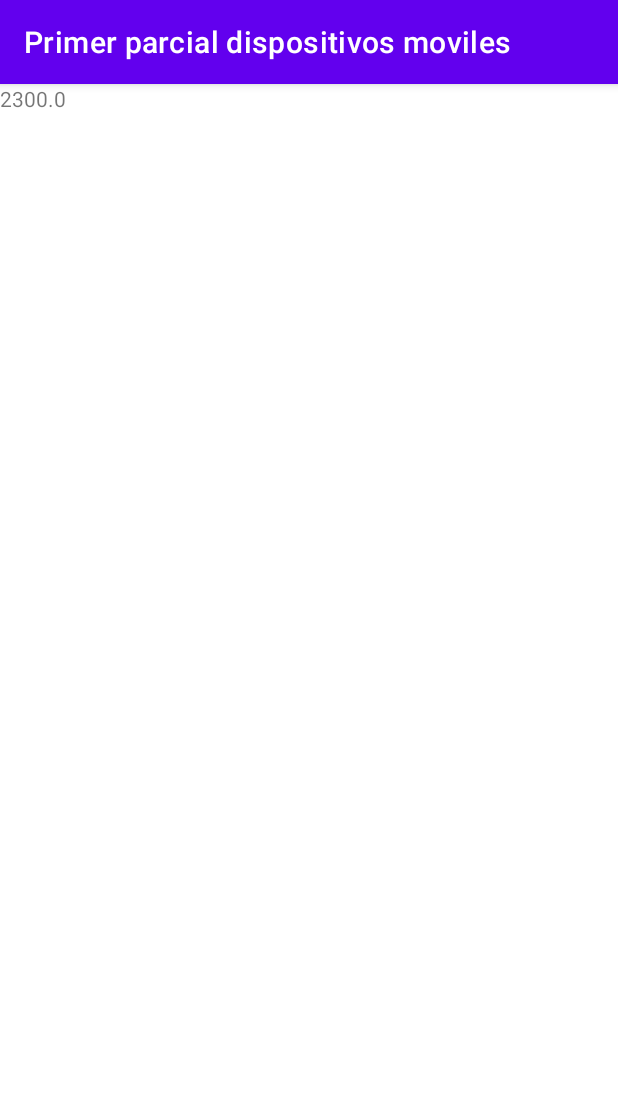
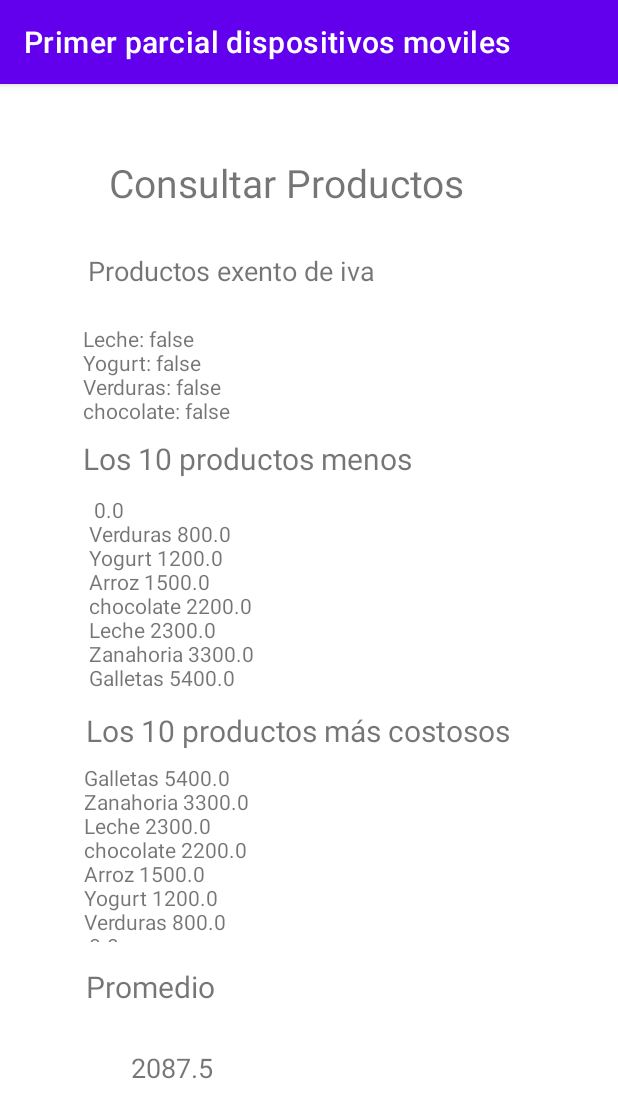
Before and after one commit to JhonCodeU/Primer-parcial-Dispositivos-moviles, an Android app: the ShowProduct screen opened directly, with no data from a screen before it, on a phone screen of 412 x 824 dp. Shown: the top 1118 px of the screen. Run offline under Robolectric (Android 15) with nearby library versions, the phone set to English and light mode, and no system bars; libraries missing offline, so code that uses them is left out: com.ib.custom.

```diff
--- a/app/src/main/java/com/example/primerparcialdispositivosmoviles/AddProduct.java
+++ b/app/src/main/java/com/example/primerparcialdispositivosmoviles/AddProduct.java
@@ -39,15 +39,19 @@ public class AddProduct extends AppCompatActivity implements View.OnClickListene
 
         Product product1 = new Product(1, "Arroz", 1500, true, "Roa", "Grano");
         Product product2 = new Product(2, "Leche", 2300, false, "lateos", "lateos");
-        Product product3 = new Product(3, "Yogurt", 1000, true, "lateos", "lateos");
-        Product product4 = new Product(5, "Galletas", 5000, true, "harina", "harina");
-        Product product5 = new Product(6, "Zanahoria", 4000, true, "verduras", "verduras");
+        Product product3 = new Product(3, "Yogurt", 1200, false, "lateos", "lateos");
+        Product product4 = new Product(4, "Galletas", 5400, true, "harina", "harina");
+        Product product5 = new Product(5, "Zanahoria", 3300, true, "verduras", "verduras");
+        Product product6 = new Product(6, "Verduras", 800, false, "lateos", "lateos");
+        Product product7 = new Product(7, "chocolate", 2200, false, "dulces", "dulces");
 
         modelo.addProduct(product1);
         modelo.addProduct(product2);
         modelo.addProduct(product3);
         modelo.addProduct(product4);
         modelo.addProduct(product5);
+        modelo.addProduct(product6);
+        modelo.addProduct(product7);
 
         int number = modelo.getListProducts().size();
         Log.v("Cantidad", number+"");
--- a/app/src/main/java/com/example/primerparcialdispositivosmoviles/Product.java
+++ b/app/src/main/java/com/example/primerparcialdispositivosmoviles/Product.java
@@ -2,7 +2,7 @@ package com.example.primerparcialdispositivosmoviles;
 
 import java.util.Iterator;
 
-public class Product {
+public class Product implements Comparable<Product>{
 
     private int codigo;
     private String nombre;
@@ -68,4 +68,14 @@ public class Product {
         this.categoria = categoria;
     }
 
+    @Override
+    public int compareTo(Product o) {
+        if (o.getValor()> valor){
+            return -1;
+        }else if(o.getValor() > valor){
+            return 0;
+        }else {
+            return 1;
+        }
+    }
 }
--- a/app/src/main/java/com/example/primerparcialdispositivosmoviles/ShowProduct.java
+++ b/app/src/main/java/com/example/primerparcialdispositivosmoviles/ShowProduct.java
@@ -9,37 +9,91 @@ import android.widget.TextView;
 import com.ib.custom.toast.CustomToastView;
 
 import java.util.ArrayList;
+import java.util.Collections;
 import java.util.Iterator;
 
 public class ShowProduct extends AppCompatActivity {
 
-    Modelo listModelo = Modelo.getInstance();
+    Modelo modelo = Modelo.getInstance();
     private TextView tvPromedio;
+    private TextView tvMasCostoso;
+    private TextView tvMenosCostoso;
+    private TextView tvSinIva;
 
     @Override
     protected void onCreate(Bundle savedInstanceState) {
         super.onCreate(savedInstanceState);
         setContentView(R.layout.activity_show_product);
 
-        int number = listModelo.getListProducts().size();
+        int number = modelo.getListProducts().size();
         Log.v("Cantidad", number+"");
 
-        calcular();
+        calcularPromedioYsinIva();
+        valoresMinimos();
+        valoresMaximos();
     }
 
-    public void calcular(){
+    public void calcularPromedioYsinIva(){
 
         double max, min;
         double promedio = 0, suma = 0;
+        String cuerpo = "";
 
-        for (int i = 0; i < listModelo.getListProducts().size(); i++){
+        for (int i = 0; i < modelo.getListProducts().size(); i++){
 
-            suma = suma + listModelo.getListProducts().get(i).getValor();
+            suma = suma + modelo.getListProducts().get(i).getValor();
+
+            if (modelo.getListProducts().get(i).isConIva() == false){
+                cuerpo += modelo.getListProducts().get(i).getNombre()+": "+modelo.getListProducts().get(i).isConIva()+"\n";
+            }
         }
 
-        promedio = suma/listModelo.getListProducts().size();
+        tvSinIva = findViewById(R.id.tvSinIva);
+        tvSinIva.setText(cuerpo);
+
+        promedio = suma/modelo.getListProducts().size();
 
         tvPromedio = findViewById(R.id.tvProm);
         tvPromedio.setText(promedio+"");
     }
+
+    public void valoresMinimos(){
+
+        Collections.sort(modelo.getListProducts());
+
+        int contador = 0;
+        String cuerpo = "";
+
+        for(Product aux: modelo.getListProducts()){
+            contador++;
+            Log.v("orden", aux.getNombre()+" "+aux.getValor());
+
+            cuerpo += aux.getNombre()+" "+aux.getValor()+"\n";
+            if (contador == 10){
+                break;
+            }
+        }
+        tvMenosCostoso = findViewById(R.id.tvMenosCostosos);
+        tvMenosCostoso.setText(cuerpo);
+    }
+
+    public void valoresMaximos(){
+
+        Collections.reverse(modelo.getListProducts());
+
+        int contador = 0;
+        String cuerpo = "";
+
+        for(Product aux: modelo.getListProducts()){
+            contador++;
+            Log.v("orden", aux.getNombre()+" "+aux.getValor());
+
+            cuerpo += aux.getNombre()+" "+aux.getValor()+"\n";
+            if (contador == 10){
+                break;
+            }
+        }
+        tvMasCostoso = findViewById(R.id.tvMasCostosos);
+        tvMasCostoso.setText(cuerpo);
+    }
 }
--- a/app/src/main/res/layout/activity_main.xml
+++ b/app/src/main/res/layout/activity_main.xml
@@ -10,7 +10,7 @@
         android:id="@+id/textView"
         android:layout_width="271dp"
         android:layout_height="37dp"
-        android:layout_marginTop="256dp"
+        android:layout_marginTop="220dp"
         android:text="Empresa de alimentos"
         android:textSize="24dp"
         app:layout_constraintEnd_toEndOf="parent"
@@ -35,12 +35,36 @@
         android:layout_height="43dp"
         android:layout_marginTop="36dp"
         android:text="Ver productos"
-        app:layout_constraintBottom_toBottomOf="parent"
         app:layout_constraintEnd_toEndOf="parent"
         app:layout_constraintHorizontal_bias="0.524"
         app:layout_constraintStart_toStartOf="parent"
-        app:layout_constraintTop_toBottomOf="@+id/btnAddProduct"
-        app:layout_constraintVertical_bias="0.0" />
+        app:layout_constraintTop_toBottomOf="@+id/btnAddProduct" />
+
+    <TextView
+        android:id="@+id/textView3"
+        android:layout_width="176dp"
+        android:layout_height="33dp"
+        android:layout_marginTop="56dp"
+        android:text="Nota:"
+        android:textSize="20dp"
+        app:layout_constraintBottom_toTopOf="@+id/textView4"
+        app:layout_constraintEnd_toEndOf="parent"
+        app:layout_constraintHorizontal_bias="0.273"
+        app:layout_constraintStart_toStartOf="parent"
+        app:layout_constraintTop_toBottomOf="@+id/btnShowProducts"
+        app:layout_constraintVertical_bias="0.896" />
+
+    <TextView
+        android:id="@+id/textView4"
+        android:layout_width="294dp"
+        android:layout_height="52dp"
+        android:layout_marginBottom="120dp"
+        android:text="Este sistema ya tiene unos datos de prueba - Att: Jhon Arcila castaño"
+        android:textSize="18dp"
+        app:layout_constraintBottom_toBottomOf="parent"
+        app:layout_constraintEnd_toEndOf="parent"
+        app:layout_constraintHorizontal_bias="0.496"
+        app:layout_constraintStart_toStartOf="parent" />
 
 
 </androidx.constraintlayout.widget.ConstraintLayout>
--- a/app/src/main/res/layout/activity_show_product.xml
+++ b/app/src/main/res/layout/activity_show_product.xml
@@ -8,9 +8,105 @@
 
     <TextView
         android:id="@+id/tvProm"
-        android:layout_width="wrap_content"
-        android:layout_height="wrap_content"
+        android:layout_width="237dp"
+        android:layout_height="45dp"
+        android:layout_marginTop="24dp"
         android:text="Promedio"
-        tools:layout_editor_absoluteX="176dp"
-        tools:layout_editor_absoluteY="219dp" />
+        android:textSize="18dp"
+        app:layout_constraintBottom_toBottomOf="parent"
+        app:layout_constraintEnd_toEndOf="parent"
+        app:layout_constraintStart_toStartOf="parent"
+        app:layout_constraintTop_toBottomOf="@+id/textView10"
+        app:layout_constraintVertical_bias="0.0" />
+
+    <TextView
+        android:id="@+id/tvMasCostosos"
+        android:layout_width="296dp"
+        android:layout_height="119dp"
+        android:layout_marginTop="4dp"
+        android:text="result2"
+        app:layout_constraintEnd_toEndOf="parent"
+        app:layout_constraintHorizontal_bias="0.481"
+        app:layout_constraintStart_toStartOf="parent"
+        app:layout_constraintTop_toBottomOf="@+id/textView9" />
+
+    <TextView
+        android:id="@+id/tvMenosCostosos"
+        android:layout_width="301dp"
+        android:layout_height="135dp"
+        android:layout_marginTop="12dp"
+        android:text="result1"
+        app:layout_constraintEnd_toEndOf="parent"
+        app:layout_constraintHorizontal_bias="0.536"
+        app:layout_constraintStart_toStartOf="parent"
+        app:layout_constraintTop_toBottomOf="@+id/textView8" />
+
+    <TextView
+        android:id="@+id/textView6"
+        android:layout_width="267dp"
+        android:layout_height="52dp"
+        android:layout_marginTop="48dp"
+        android:text="Consultar Productos"
+        android:textSize="26dp"
+        app:layout_constraintEnd_toEndOf="parent"
+        app:layout_constraintHorizontal_bias="0.5"
+        app:layout_constraintStart_toStartOf="parent"
+        app:layout_constraintTop_toTopOf="parent" />
+
+    <TextView
+        android:id="@+id/textView8"
+        android:layout_width="301dp"
+        android:layout_height="26dp"
+        android:layout_marginTop="12dp"
+        android:text="Los 10 productos menos costosos"
+        android:textSize="20dp"
+        app:layout_constraintEnd_toEndOf="parent"
+        app:layout_constraintStart_toStartOf="parent"
+        app:layout_constraintTop_toBottomOf="@+id/tvSinIva" />
+
+    <TextView
+        android:id="@+id/textView9"
+        android:layout_width="297dp"
+        android:layout_height="31dp"
+        android:layout_marginTop="8dp"
+        android:text="Los 10 productos más costosos"
+        android:textSize="20dp"
+        app:layout_constraintEnd_toEndOf="parent"
+        app:layout_constraintStart_toStartOf="parent"
+        app:layout_constraintTop_toBottomOf="@+id/tvMenosCostosos" />
+
+    <TextView
+        android:id="@+id/textView10"
+        android:layout_width="297dp"
+        android:layout_height="31dp"
+        android:layout_marginTop="16dp"
+        android:text="Promedio"
+        android:textSize="20dp"
+        app:layout_constraintEnd_toEndOf="parent"
+        app:layout_constraintStart_toStartOf="parent"
+        app:layout_constraintTop_toBottomOf="@+id/tvMasCostosos" />
+
+    <TextView
+        android:id="@+id/tvSinIva"
+        android:layout_width="302dp"
+        android:layout_height="64dp"
+        android:layout_marginTop="16dp"
+        android:text="result sin iva"
+        app:layout_constraintEnd_toEndOf="parent"
+        app:layout_constraintHorizontal_bias="0.504"
+        app:layout_constraintStart_toStartOf="parent"
+        app:layout_constraintTop_toBottomOf="@+id/txtSinIva" />
+
+    <TextView
+        android:id="@+id/txtSinIva"
+        android:layout_width="295dp"
+        android:layout_height="32dp"
+        android:layout_marginTop="12dp"
+        android:textSize="18dp"
+        android:text="Productos exento de iva"
+        app:layout_constraintEnd_toEndOf="parent"
+        app:layout_constraintHorizontal_bias="0.5"
+        app:layout_constraintStart_toStartOf="parent"
+        app:layout_constraintTop_toBottomOf="@+id/textView6" />
+
 </androidx.constraintlayout.widget.ConstraintLayout>
--- a/app/src/main/res/values/strings.xml
+++ b/app/src/main/res/values/strings.xml
@@ -1,11 +1,12 @@
 <resources>
     <string name="app_name">Primer parcial dispositivos moviles</string>
-    <string name="productos">Escoja su cargo</string>
 
+    <string name="productos">Escoja una categoria</string>
     <string-array name="cargo_arrays">
-        <item>Categoria 1</item>
-        <item>Categoria 2</item>
-        <item>Categoria 3</item>
-        <item>Categoria 4</item>
+        <item>Lateos</item>
+        <item>Verduras</item>
+        <item>Dulces</item>
+        <item>Grano</item>
+        <item>Tipo de carne</item>
     </string-array>
 </resources>
```
